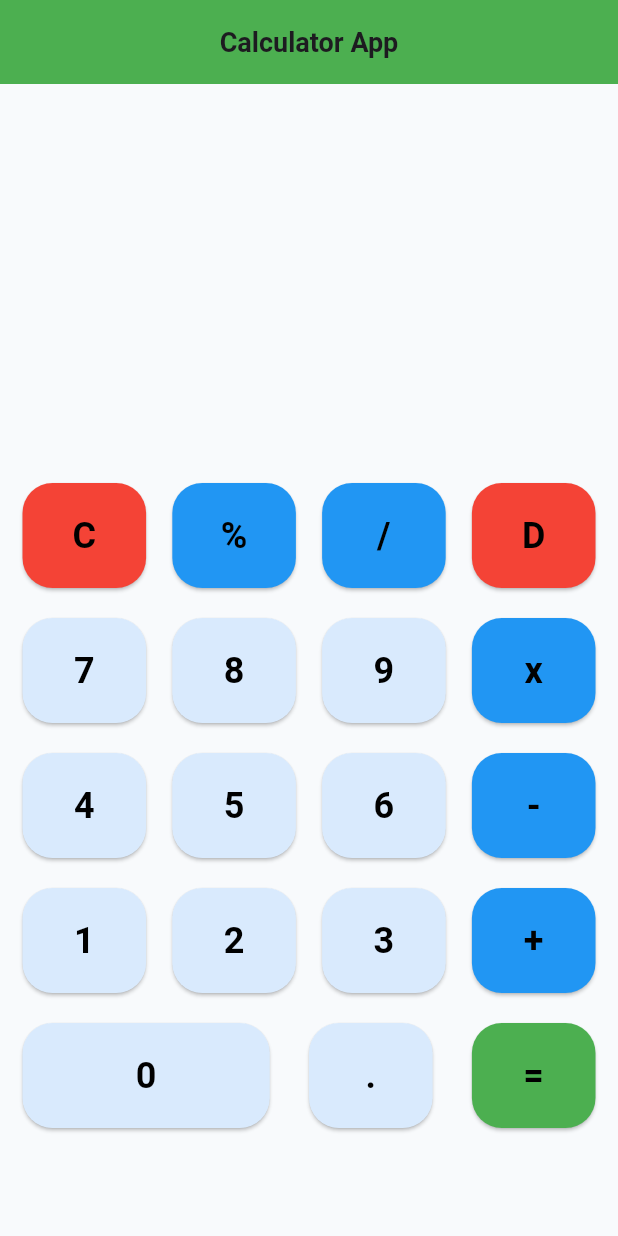
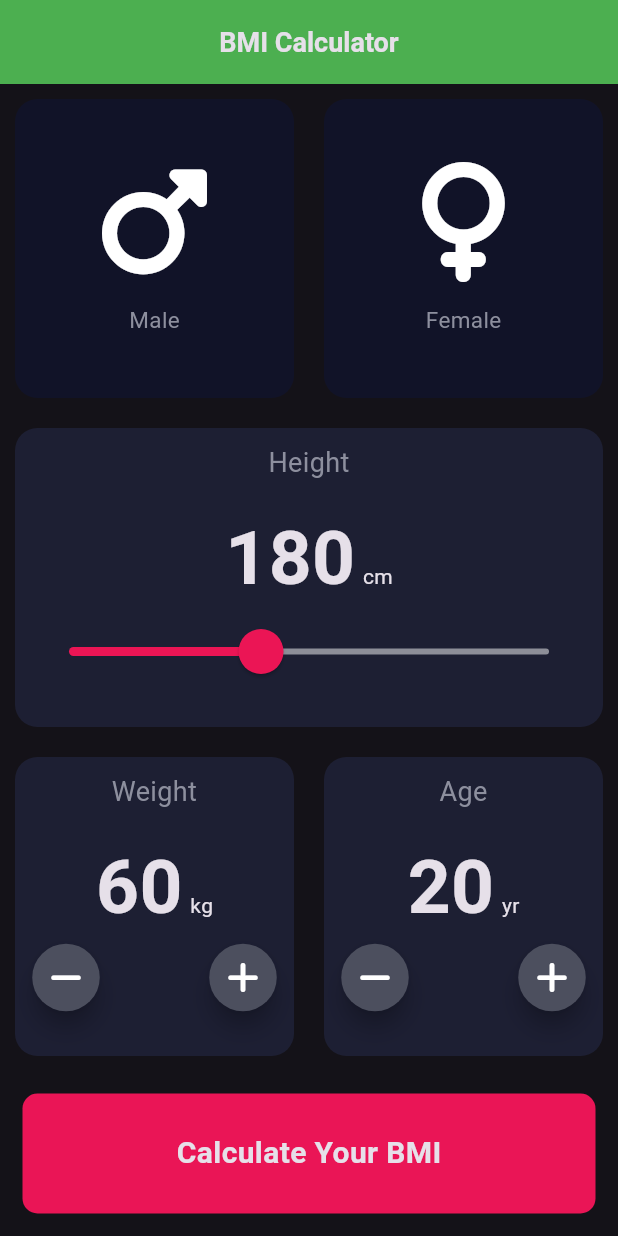
Before and after one commit to Muhammed-Jasir-M/Calculator-App, a Flutter app: the screen it shows after launch, on a phone screen of 412 x 824 dp. Run offline on Flutter 3.47's test engine with Material 3 defaults, Android fonts, the phone set to English and light mode, and no system bars; our stand-ins replace font_awesome_flutter, math_expressions.

Commit message:
BMI calculator UI completed

```diff
--- a/lib/constants/colors.dart
+++ b/lib/constants/colors.dart
@@ -6,11 +6,21 @@ class CColors {
   static const teritiary = Colors.red;
 
   static const primaryBtn = Color(0xFFD9EAFD);
+  static const operatorBtn = Color(0xFF2196F3);
+  static const equalBtn = Color(0xFF4CAF50);
+  static const clearBtn = Color(0xFFF44336);
 
   static const primaryText = Color(0xFF000000);
   static const secondaryText = Color(0xFFFFFFFF);
 
-  static const operatorBtn = Color(0xFF2196F3);
-  static const equalBtn = Color(0xFF4CAF50);
-  static const clearBtn = Color(0xFFF44336);
+  static const cardBgColor = Color(0xFF1D1F33);
+  static const calculateButtonColor = Color(0xFFEA1556);
+  static const iconTextColor = Color(0xFF8D8F9E);
+  static const inActiveCardBgColor = Color(0xFF111328);
+  static const activeSliderColor = Color(0xFFEB1555);
+  static const inActiveSliderColor = Color(0xFF8D8E98);
+  static const floatingButtonBgColor = Color(0xFF4C4F5E);
+  static const floatingButtonTextColor = Color(0xFFFFFFFF);
 }
+
+enum Gender { male, female }
--- a/lib/main.dart
+++ b/lib/main.dart
@@ -1,4 +1,5 @@
-import 'package:calculator_app/screens/calculator_screen.dart';
+import 'package:calculator_app/screens/bmi_calculator/bmi_calculator_screen.dart';
+// import 'package:calculator_app/screens/calculator/calculator_screen.dart';
 import 'package:flutter/material.dart';
 
 void main() {
@@ -10,9 +11,10 @@ class MyApp extends StatelessWidget {
 
   @override
   Widget build(BuildContext context) {
-    return const MaterialApp(
+    return MaterialApp(
       debugShowCheckedModeBanner: false,
-      home: CalculatorScreen(),
+      theme: ThemeData.dark(),
+      home: const BmiCalculatorScreen(),
     );
   }
 }
--- /dev/null
+++ b/lib/screens/bmi_calculator/bmi_calculator_screen.dart
@@ -0,0 +1,129 @@
+import 'package:calculator_app/constants/colors.dart';
+import 'package:calculator_app/widgets/bmi_calculator/bmi_calculator_screen/text_value_button_slider_card.dart';
+import 'package:calculator_app/widgets/bmi_calculator/bmi_calculator_screen/gender_card.dart';
+import 'package:calculator_app/widgets/common/app_bar.dart';
+import 'package:flutter/material.dart';
+import 'package:font_awesome_flutter/font_awesome_flutter.dart';
+
+class BmiCalculatorScreen extends StatefulWidget {
+  const BmiCalculatorScreen({super.key});
+
+  @override
+  State<BmiCalculatorScreen> createState() => _BmiCalculatorScreenState();
+}
+
+class _BmiCalculatorScreenState extends State<BmiCalculatorScreen> {
+  Gender? selectedGender;
+
+  int height = 180;
+  int weight = 60;
+  int age = 20;
+
+  @override
+  Widget build(BuildContext context) {
+    return Scaffold(
+      // Appbar
+      appBar: const CAppBar(title: 'BMI Calculator'),
+      // Body
+      body: Column(
+        children: [
+          // First Row
+          Expanded(
+            child: Row(
+              children: [
+                // Male Gender Card
+                CGenderCard(
+                  isSelected: selectedGender == Gender.male,
+                  onTap: () {
+                    setState(() {
+                      selectedGender = Gender.male;
+                    });
+                  },
+                  icon: FontAwesomeIcons.mars,
+                  text: 'Male',
+                ),
+
+                // Female Gender Card
+                CGenderCard(
+                  isSelected: selectedGender == Gender.female,
+                  onTap: () {
+                    setState(() {
+                      selectedGender = Gender.female;
+                    });
+                  },
+                  icon: FontAwesomeIcons.venus,
+                  text: 'Female',
+                ),
+              ],
+            ),
+          ),
+
+          // Height Slider Card
+          CTextValueSliderAndButtonCard(
+            text: "Height",
+            value: height,
+            unit: 'cm',
+            onValueChanged: (newValue) {
+              setState(() {
+                height = newValue;
+              });
+            },
+            showSlider: true,
+          ),
+
+          // Weight Button Card
+          Expanded(
+            child: Row(
+              children: [
+                CTextValueSliderAndButtonCard(
+                  text: 'Weight',
+                  value: weight,
+                  unit: 'kg',
+                  onValueChanged: (newValue) {
+                    setState(() {
+                      weight = newValue;
+                    });
+                  },
+                  showButton: true,
+                ),
+
+                // Age Button Card
+                CTextValueSliderAndButtonCard(
+                  text: 'Age',
+                  value: age,
+                  unit: 'yr',
+                  onValueChanged: (newValue) {
+                    setState(() {
+                      age = newValue;
+                    });
+                  },
+                  showButton: true,
+                ),
+              ],
+            ),
+          ),
+
+          // Calculate Button
+          Container(
+            height: 80.0,
+            width: double.infinity,
+            margin: const EdgeInsets.all(15.0),
+            decoration: BoxDecoration(
+              color: CColors.calculateButtonColor,
+              borderRadius: BorderRadius.circular(10.0),
+            ),
+            child: const Center(
+              child: Text(
+                'Calculate Your BMI',
+                style: TextStyle(
+                  fontSize: 20.0,
+                  fontWeight: FontWeight.bold,
+                ),
+              ),
+            ),
+          ),
+        ],
+      ),
+    );
+  }
+}
--- a/lib/screens/calculator_screen.dart
+++ b/lib/screens/calculator/calculator_screen.dart
@@ -1,7 +1,7 @@
 import 'package:calculator_app/constants/colors.dart';
-import 'package:calculator_app/widgets/button_grid.dart';
-import 'package:calculator_app/widgets/app_bar.dart';
-import 'package:calculator_app/widgets/input_result_field.dart';
+import 'package:calculator_app/widgets/calculator/button_grid.dart';
+import 'package:calculator_app/widgets/calculator/input_result_field.dart';
+import 'package:calculator_app/widgets/common/app_bar.dart';
 import 'package:flutter/material.dart';
 import 'package:math_expressions/math_expressions.dart';
 
@@ -20,17 +20,20 @@ class _CalculatorScreenState extends State<CalculatorScreen> {
   void buttonPressed(String value) {
     setState(() {
       switch (value) {
+        // Clears all Input & Result
         case 'C':
           input = '';
           result = '';
           break;
 
+        // Remove one last element from Input
         case 'D':
           if (input.isNotEmpty) {
             input = input.substring(0, input.length - 1);
           }
           break;
 
+        // Compute the expression
         case '=':
           expression = input;
           expression = expression.replaceAll('x', '*').replaceAll('÷', '/');
@@ -45,6 +48,7 @@ class _CalculatorScreenState extends State<CalculatorScreen> {
           }
           break;
 
+        // Append Elements one after another
         default:
           input += value;
       }
@@ -56,7 +60,9 @@ class _CalculatorScreenState extends State<CalculatorScreen> {
     return Scaffold(
       backgroundColor: CColors.primary,
       // Appbar
-      appBar: const CAppBar(),
+      appBar: const CAppBar(title: 'Calculator App'),
+
+      // Body
       body: Column(
         children: [
           // Display
--- /dev/null
+++ b/lib/widgets/bmi_calculator/bmi_calculator_screen/gender_card.dart
@@ -0,0 +1,36 @@
+import 'package:calculator_app/constants/colors.dart';
+import 'package:calculator_app/widgets/bmi_calculator/bmi_calculator_screen/icon_details.dart';
+import 'package:calculator_app/widgets/bmi_calculator/bmi_calculator_screen/reusable_card.dart';
+import 'package:flutter/material.dart';
+
+class CGenderCard extends StatelessWidget {
+  const CGenderCard({
+    super.key,
+    required this.onTap,
+    required this.isSelected,
+    required this.icon,
+    required this.text,
+  });
+
+  final bool isSelected;
+  final VoidCallback onTap;
+  final IconData icon;
+  final String text;
+
+  @override
+  Widget build(BuildContext context) {
+    return Expanded(
+      child: GestureDetector(
+        onTap: onTap,
+        child: CReusableCard(
+          bgColor:
+              isSelected ? CColors.cardBgColor : CColors.inActiveCardBgColor,
+          child: CIconDetails(
+            icon: icon,
+            text: text,
+          ),
+        ),
+      ),
+    );
+  }
+}
--- /dev/null
+++ b/lib/widgets/bmi_calculator/bmi_calculator_screen/icon_details.dart
@@ -0,0 +1,31 @@
+import 'package:calculator_app/constants/colors.dart';
+import 'package:flutter/material.dart';
+
+class CIconDetails extends StatelessWidget {
+  const CIconDetails({
+    super.key,
+    required this.icon,
+    required this.text,
+  });
+
+  final IconData icon;
+  final String text;
+
+  @override
+  Widget build(BuildContext context) {
+    return Column(
+      mainAxisAlignment: MainAxisAlignment.center,
+      children: [
+        Icon(icon, size: 80.0),
+        const SizedBox(height: 15.0),
+        Text(
+          text,
+          style: const TextStyle(
+            fontSize: 15,
+            color: CColors.iconTextColor,
+          ),
+        ),
+      ],
+    );
+  }
+}
--- /dev/null
+++ b/lib/widgets/bmi_calculator/bmi_calculator_screen/reusable_card.dart
@@ -0,0 +1,25 @@
+import 'package:flutter/material.dart';
+
+class CReusableCard extends StatelessWidget {
+  const CReusableCard({
+    super.key,
+    required this.bgColor,
+    this.child,
+  });
+
+  final Color bgColor;
+  final Widget? child;
+
+  @override
+  Widget build(BuildContext context) {
+    return Container(
+      margin: const EdgeInsets.all(10.0),
+      padding: const EdgeInsets.all(10.0),
+      decoration: BoxDecoration(
+        color: bgColor,
+        borderRadius: BorderRadius.circular(15.0),
+      ),
+      child: child,
+    );
+  }
+}
--- /dev/null
+++ b/lib/widgets/bmi_calculator/bmi_calculator_screen/round_icon_button.dart
@@ -0,0 +1,25 @@
+import 'package:calculator_app/constants/colors.dart';
+import 'package:flutter/material.dart';
+
+class CRoundIconButton extends StatelessWidget {
+  const CRoundIconButton({
+    super.key,
+    required this.icon,
+    required this.onPressed,
+  });
+
+  final IconData icon;
+  final VoidCallback onPressed;
+
+  @override
+  Widget build(BuildContext context) {
+    return RawMaterialButton(
+      onPressed: onPressed,
+      elevation: 6.0,
+      shape: const CircleBorder(),
+      fillColor: CColors.floatingButtonBgColor,
+      constraints: const BoxConstraints.tightFor(width: 45.0, height: 45.0),
+      child: Icon(icon, color: CColors.floatingButtonTextColor),
+    );
+  }
+}
--- /dev/null
+++ b/lib/widgets/bmi_calculator/bmi_calculator_screen/text_value_button_slider_card.dart
@@ -0,0 +1,96 @@
+import 'package:calculator_app/constants/colors.dart';
+import 'package:calculator_app/widgets/bmi_calculator/bmi_calculator_screen/reusable_card.dart';
+import 'package:calculator_app/widgets/bmi_calculator/bmi_calculator_screen/round_icon_button.dart';
+import 'package:flutter/material.dart';
+import 'package:font_awesome_flutter/font_awesome_flutter.dart';
+
+class CTextValueSliderAndButtonCard extends StatelessWidget {
+  const CTextValueSliderAndButtonCard({
+    super.key,
+    required this.value,
+    required this.text,
+    required this.unit,
+    required this.onValueChanged,
+    this.showButton = false,
+    this.showSlider = false,
+  });
+
+  final String text, unit;
+  final int value;
+  final Function(int) onValueChanged;
+  final bool showButton, showSlider;
+
+  @override
+  Widget build(BuildContext context) {
+    return Expanded(
+      child: CReusableCard(
+        bgColor: CColors.cardBgColor,
+        child: Column(
+          children: [
+            Text(
+              text,
+              style: const TextStyle(
+                fontSize: 18,
+                color: CColors.iconTextColor,
+              ),
+              textAlign: TextAlign.center,
+            ),
+            const SizedBox(height: 15.0),
+            Row(
+              mainAxisAlignment: MainAxisAlignment.center,
+              crossAxisAlignment: CrossAxisAlignment.baseline,
+              textBaseline: TextBaseline.alphabetic,
+              children: [
+                Text(
+                  value.toString(),
+                  style: const TextStyle(
+                    fontSize: 50.0,
+                    fontWeight: FontWeight.bold,
+                  ),
+                ),
+                const SizedBox(width: 5),
+                Text(unit),
+              ],
+            ),
+            if (showButton)
+              Row(
+                mainAxisAlignment: MainAxisAlignment.spaceBetween,
+                children: [
+                  CRoundIconButton(
+                    icon: FontAwesomeIcons.minus,
+                    onPressed: () {
+                      onValueChanged(value - 1);
+                    },
+                  ),
+                  const SizedBox(width: 10),
+                  CRoundIconButton(
+                    icon: FontAwesomeIcons.plus,
+                    onPressed: () {
+                      onValueChanged(value + 1);
+                    },
+                  ),
+                ],
+              ),
+            if (showSlider)
+              SliderTheme(
+                data: const SliderThemeData(
+                  thumbShape: RoundSliderThumbShape(enabledThumbRadius: 15.0),
+                  overlayShape: RoundSliderOverlayShape(overlayRadius: 26.0),
+                ),
+                child: Slider(
+                  value: value.toDouble(),
+                  min: 100,
+                  max: 300,
+                  onChanged: (double newValue) {
+                    onValueChanged(newValue.round());
+                  },
+                  activeColor: CColors.activeSliderColor,
+                  inactiveColor: CColors.inActiveSliderColor,
+                ),
+              ),
+          ],
+        ),
+      ),
+    );
+  }
+}
--- a/lib/widgets/button_grid.dart
+++ b/lib/widgets/calculator/button_grid.dart
@@ -1,5 +1,5 @@
 import 'package:calculator_app/constants/colors.dart';
-import 'package:calculator_app/widgets/button.dart';
+import 'package:calculator_app/widgets/calculator/button.dart';
 import 'package:flutter/material.dart';
 
 class CButtonGrid extends StatelessWidget {
--- a/lib/widgets/input_result_field.dart
+++ b/lib/widgets/calculator/input_result_field.dart
@@ -43,7 +43,6 @@ class CInputResultField extends StatelessWidget {
         Expanded(
           flex: 1,
           child: SingleChildScrollView(
-            reverse: true,
             child: Container(
               padding: const EdgeInsets.symmetric(horizontal: 15),
               alignment: Alignment.centerRight,
--- a/lib/widgets/app_bar.dart
+++ b/lib/widgets/common/app_bar.dart
@@ -1,15 +1,17 @@
 import 'package:flutter/material.dart';
 
 class CAppBar extends StatelessWidget implements PreferredSizeWidget {
-  const CAppBar({super.key});
+  const CAppBar({super.key, required this.title,});
+
+  final String title;
 
   @override
   Widget build(BuildContext context) {
     return AppBar(
       centerTitle: true,
-      title: const Text(
-        'Calculator App',
-        style: TextStyle(
+      title: Text(
+        title,
+        style: const TextStyle(
           fontSize: 18,
           fontWeight: FontWeight.w600,
         ),
--- a/pubspec.yaml
+++ b/pubspec.yaml
@@ -13,6 +13,7 @@ dependencies:
 
   cupertino_icons: ^1.0.8
   math_expressions: ^2.6.0
+  font_awesome_flutter: ^10.8.0
 
 dev_dependencies:
   flutter_test:
```
Also changed, not shown: lib/widgets/calculator/button.dart (renamed from lib/widgets/button.dart), pubspec.lock.
